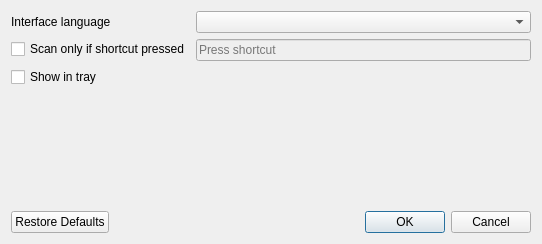
Qt form src/settings.ui (georgyfarniev/litetran-qt) before a commit.
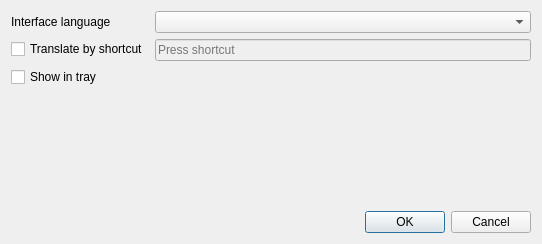
The same form after that commit.

```diff
--- a/src/settings.ui
+++ b/src/settings.ui
@@ -29,7 +29,7 @@
      <item row="1" column="0">
       <widget class="QCheckBox" name="scanCheckBox">
        <property name="text">
-        <string>Scan only if shortcut pressed</string>
+        <string>Translate by shortcut</string>
        </property>
       </widget>
      </item>
@@ -55,7 +55,7 @@
       <enum>Qt::Horizontal</enum>
      </property>
      <property name="standardButtons">
-      <set>QDialogButtonBox::Cancel|QDialogButtonBox::Ok|QDialogButtonBox::RestoreDefaults</set>
+      <set>QDialogButtonBox::Cancel|QDialogButtonBox::Ok</set>
      </property>
      <property name="centerButtons">
       <bool>false</bool>
```
Left out of the diff: 4 changed lines with no effect on the pictures.
